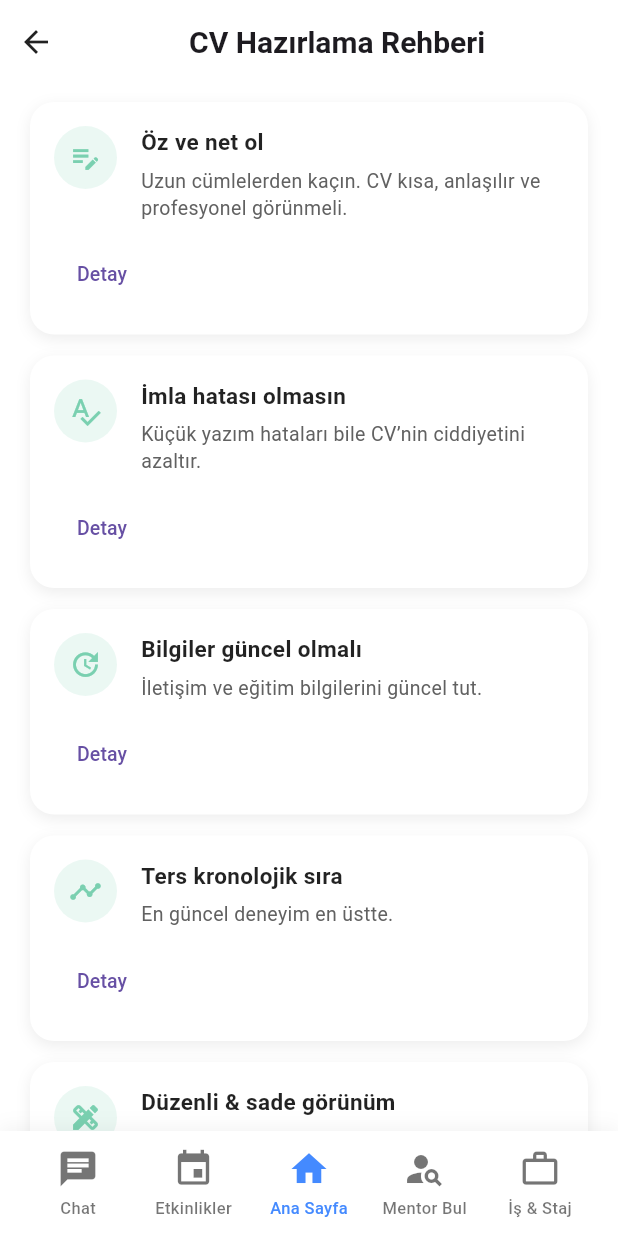
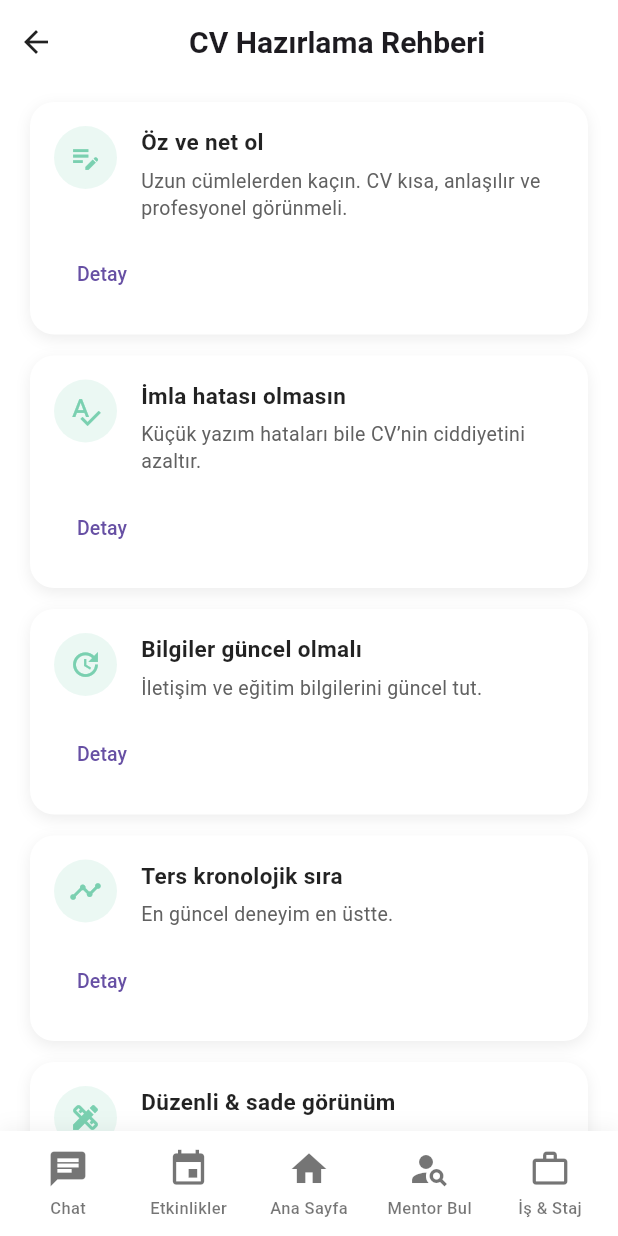
Before and after one commit to Tugbanurcan/Mezun_Ogrenci_APP, a Flutter app: the CvHakkindaPage screen opened directly, on a phone screen of 412 x 824 dp. Run offline on Flutter 3.47's test engine with Material 3 defaults, Android fonts, the phone set to English and light mode, and no system bars; our stand-ins replace flutter_riverpod, font_awesome_flutter, image_picker.

Commit message:
Update cv_hakkinda.dart

```diff
--- a/lib/cv_hakkinda.dart
+++ b/lib/cv_hakkinda.dart
@@ -5,7 +5,7 @@ import 'profile_view_screen.dart';
 import 'home_page.dart';
 import 'is_staj_page.dart';
 import 'mentor_bul_page.dart';
-import 'widgets/bottom_nav_bar.dart';
+import 'etkinlikler_page.dart';
 
 class CvHakkindaPage extends StatefulWidget {
   const CvHakkindaPage({super.key});
@@ -15,25 +15,33 @@ class CvHakkindaPage extends StatefulWidget {
 }
 
 class _CvHakkindaPageState extends State<CvHakkindaPage> {
-  int _currentIndex = 2;
+  int _selectedIndex = 4;
 
   void _onItemTapped(int index) {
-    if (index == _currentIndex) return;
+    setState(() => _selectedIndex = index);
 
+    if (index == 1) {
+      Navigator.pushReplacement(
+        context,
+        MaterialPageRoute(builder: (_) => const EtkinliklerPage()),
+      );
+    }
     if (index == 2) {
-      // Ana Sayfa
       Navigator.pushReplacement(
         context,
         MaterialPageRoute(builder: (_) => const AnaSayfa()),
       );
     } else if (index == 3) {
-      // Mentor Bul
-      Navigator.pushReplacement(
+      Navigator.push(
         context,
         MaterialPageRoute(builder: (_) => const MentorBulPage()),
       );
+    } else if (index == 4) {
+      Navigator.push(
+        context,
+        MaterialPageRoute(builder: (_) => const IsStajPage()),
+      );
     }
-    // Chat(0) ve Etkinlik(1) sayfaları eklendiğinde buraya yazabilirsin.
   }
 
   @override
@@ -76,7 +84,6 @@ class _CvHakkindaPageState extends State<CvHakkindaPage> {
         'desc': "En güncel deneyim en üstte.",
         'detail':
             "En güncel iş ve eğitim deneyimini ilk sıraya koymalısın. İş veren önce en güncel bilgiyi görmek ister.",
-
         'isOpen': false,
       },
       {
@@ -85,7 +92,6 @@ class _CvHakkindaPageState extends State<CvHakkindaPage> {
         'desc': "Sade tasarım profesyonellik getirir.",
         'detail':
             "Karmaşık fontlar, çok renkli tasarımlar profesyonel görünmez. Modern ve sade bir tasarım tercih edin.",
-
         'isOpen': false,
       },
       {
@@ -94,7 +100,6 @@ class _CvHakkindaPageState extends State<CvHakkindaPage> {
         'desc': "Abartma, doğrulanabilir bilgiler ver.",
         'detail':
             "İş verenler referans kontrolü yapabilir. Bu yüzden çalışma süreleri ve görevler doğrulanabilir olmalıdır.",
-
         'isOpen': false,
       },
       {
@@ -103,7 +108,6 @@ class _CvHakkindaPageState extends State<CvHakkindaPage> {
         'desc': "Aynı CV’yi her yere göndermek hata!",
         'detail':
             "Başvurduğun pozisyona göre CV’ni ufak dokunuşlarla özelleştir. İlanda yazan yetenekleri öne çıkar.",
-
         'isOpen': false,
       },
       {
@@ -112,7 +116,6 @@ class _CvHakkindaPageState extends State<CvHakkindaPage> {
         'desc': "TC kimlik, medeni hal gibi bilgiler eklenmez.",
         'detail':
             "Modern CV’lerde özel hayat bilgileri (doğum tarihi, adres, medeni hal vb.) gereksiz ve kullanılmamaktadır.",
-
         'isOpen': false,
       },
       {
@@ -121,7 +124,6 @@ class _CvHakkindaPageState extends State<CvHakkindaPage> {
         'desc': "Profesyonel, sade bir fotoğraf tercih et.",
         'detail':
             "Fotoğraf zorunlu değildir. Ekliyorsan profesyonel bir fotoğraf tercih et. Selfie ve filtre kesinlikle olmaz.",
-
         'isOpen': false,
       },
       {
@@ -130,7 +132,6 @@ class _CvHakkindaPageState extends State<CvHakkindaPage> {
         'desc': "Sonuç ve katkılarını açıkla.",
         'detail':
             "Görev listesi yazmak yerine elde ettiğin başarıları vurgula. Örneğin: '%30 performans artışı sağladım'.",
-
         'isOpen': false,
       },
     ];
@@ -160,7 +161,6 @@ class _CvHakkindaPageState extends State<CvHakkindaPage> {
           style: TextStyle(fontSize: 20, fontWeight: FontWeight.bold),
         ),
         centerTitle: true,
-
         actions: [],
       ),
 
@@ -282,9 +282,72 @@ class _CvHakkindaPageState extends State<CvHakkindaPage> {
         ),
       ),
 
-      bottomNavigationBar: BottomNavBar(
-        currentIndex: _currentIndex,
-        onTap: _onItemTapped,
+      bottomNavigationBar: Container(
+        height: 70,
+        decoration: BoxDecoration(
+          color: Colors.white,
+          boxShadow: [
+            BoxShadow(
+              color: Colors.black.withOpacity(0.05),
+              blurRadius: 10,
+              offset: const Offset(0, -2),
+            ),
+          ],
+        ),
+        child: Row(
+          mainAxisAlignment: MainAxisAlignment.spaceEvenly,
+          children: [
+            AltIcon(
+              ikon: Icons.chat,
+              label: 'Chat',
+              isSelected: false, // hiçbir ikon mavi olmayacak
+              onTap: () {
+                // Chat sayfan yok, yapılınca buraya yönlendirme eklersin
+              },
+            ),
+            AltIcon(
+              ikon: Icons.event,
+              label: 'Etkinlikler',
+              isSelected: false,
+              onTap: () {
+                // Etkinlikler sayfan yok, yapılınca ekle
+              },
+            ),
+            AltIcon(
+              ikon: Icons.home,
+              label: 'Ana Sayfa',
+              isSelected: false,
+              onTap: () {
+                Navigator.pushReplacement(
+                  context,
+                  MaterialPageRoute(builder: (_) => const AnaSayfa()),
+                );
+              },
+            ),
+            AltIcon(
+              ikon: Icons.person_search,
+              label: 'Mentor Bul',
+              isSelected: false,
+              onTap: () {
+                Navigator.pushReplacement(
+                  context,
+                  MaterialPageRoute(builder: (_) => const MentorBulPage()),
+                );
+              },
+            ),
+            AltIcon(
+              ikon: Icons.work_outline,
+              label: 'İş & Staj',
+              isSelected: false,
+              onTap: () {
+                Navigator.pushReplacement(
+                  context,
+                  MaterialPageRoute(builder: (_) => const IsStajPage()),
+                );
+              },
+            ),
+          ],
+        ),
       ),
     );
   }
```
